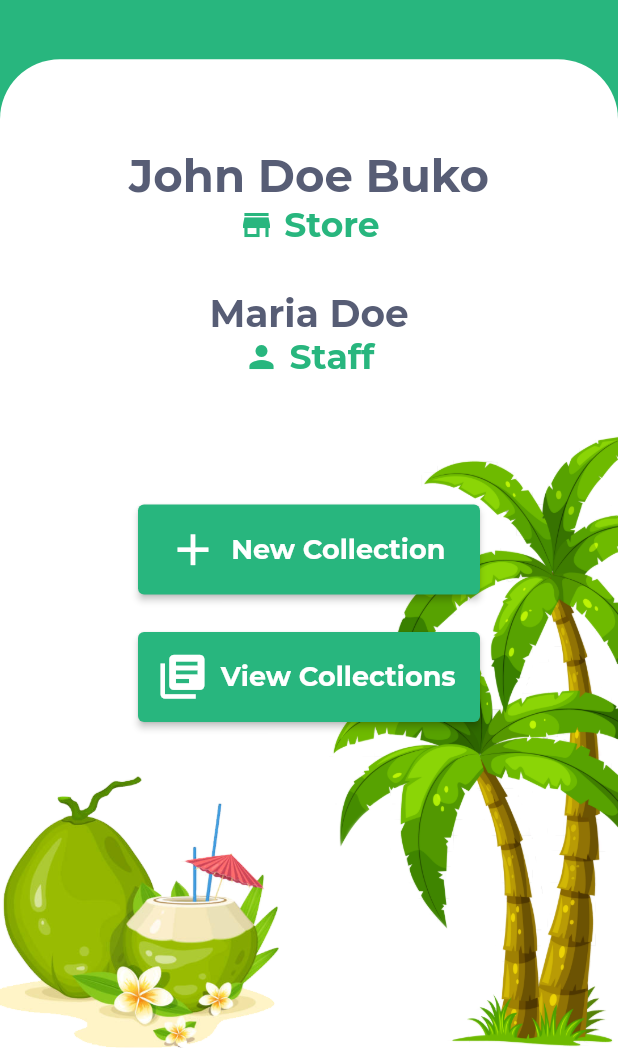
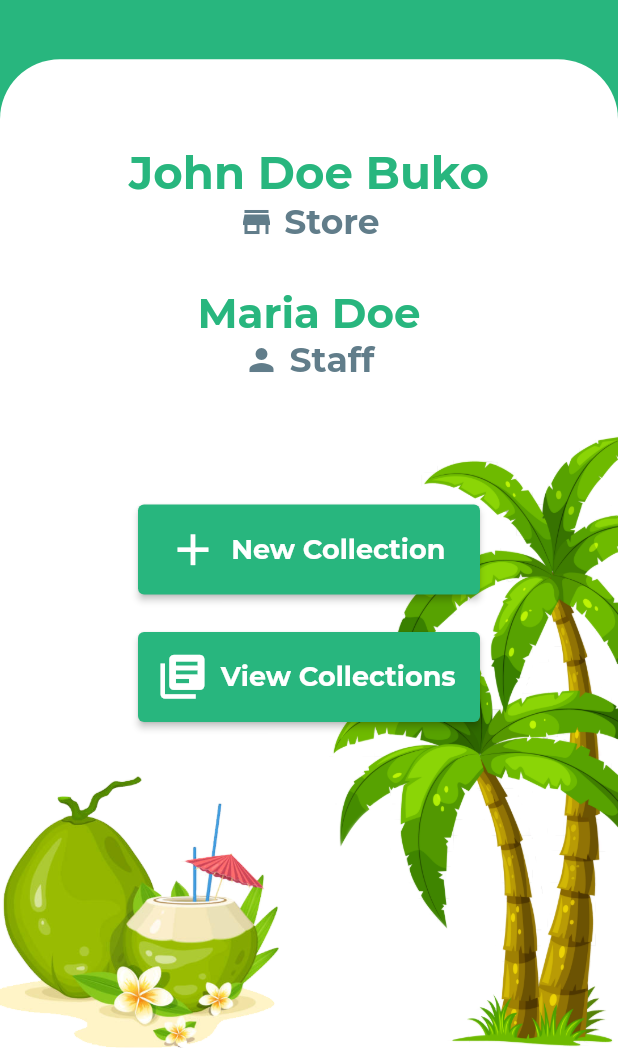
Before and after one commit to kyle-joseph/thesis-coconut-maturity-detector, a Flutter app: the screen it shows after launch, on a phone screen of 412 x 824 dp, the part 188-1236 px from its top. Run offline on Flutter 3.47's test engine with Material 2 defaults, Android fonts, the phone set to English and light mode, and no system bars.

Commit message:
Update homeBody store and staff
- Interchanged text color for both store and staff

```diff
--- a/lib/components/theme.dart
+++ b/lib/components/theme.dart
@@ -2,7 +2,7 @@ import 'package:flutter/material.dart';
 
 class AppTheme {
   static const Color primaryColor = Color(0xFF28B67E);
-  static const Color primaryColorLight = Color(0xFF575D75);
+  static const Color primaryColorLight = Color(0xFF617D8A);
 
   static const String fontFamily = 'Montserrat';
 
--- a/lib/screens/home/home_body.dart
+++ b/lib/screens/home/home_body.dart
@@ -143,7 +143,7 @@ class HomeBody extends StatelessWidget {
       mainAxisAlignment: MainAxisAlignment.center,
       children: [
         Container(
-          padding: const EdgeInsets.only(
+          margin: const EdgeInsets.only(
             bottom: 30,
           ),
           child: Column(
@@ -152,7 +152,7 @@ class HomeBody extends StatelessWidget {
                 "John Doe Buko",
                 textAlign: TextAlign.center,
                 style: TextStyle(
-                  color: AppTheme.primaryColorLight,
+                  color: AppTheme.primaryColor,
                   fontSize: 30,
                   fontWeight: FontWeight.bold,
                 ),
@@ -162,12 +162,12 @@ class HomeBody extends StatelessWidget {
                 children: const [
                   Icon(
                     Icons.store,
-                    color: AppTheme.primaryColor,
+                    color: AppTheme.primaryColorLight,
                   ),
                   Text(
                     " Store",
                     style: TextStyle(
-                      color: AppTheme.primaryColor,
+                      color: AppTheme.primaryColorLight,
                       fontSize: 23,
                       fontWeight: FontWeight.bold,
                     ),
@@ -184,8 +184,8 @@ class HomeBody extends StatelessWidget {
               const Text(
                 "Maria Doe",
                 style: TextStyle(
-                  color: AppTheme.primaryColorLight,
-                  fontSize: 25,
+                  color: AppTheme.primaryColor,
+                  fontSize: 28,
                   fontWeight: FontWeight.bold,
                 ),
               ),
@@ -194,12 +194,12 @@ class HomeBody extends StatelessWidget {
                 children: const [
                   Icon(
                     Icons.person,
-                    color: AppTheme.primaryColor,
+                    color: AppTheme.primaryColorLight,
                   ),
                   Text(
                     " Staff",
                     style: TextStyle(
-                      color: AppTheme.primaryColor,
+                      color: AppTheme.primaryColorLight,
                       fontSize: 23,
                       fontWeight: FontWeight.bold,
                     ),
```
